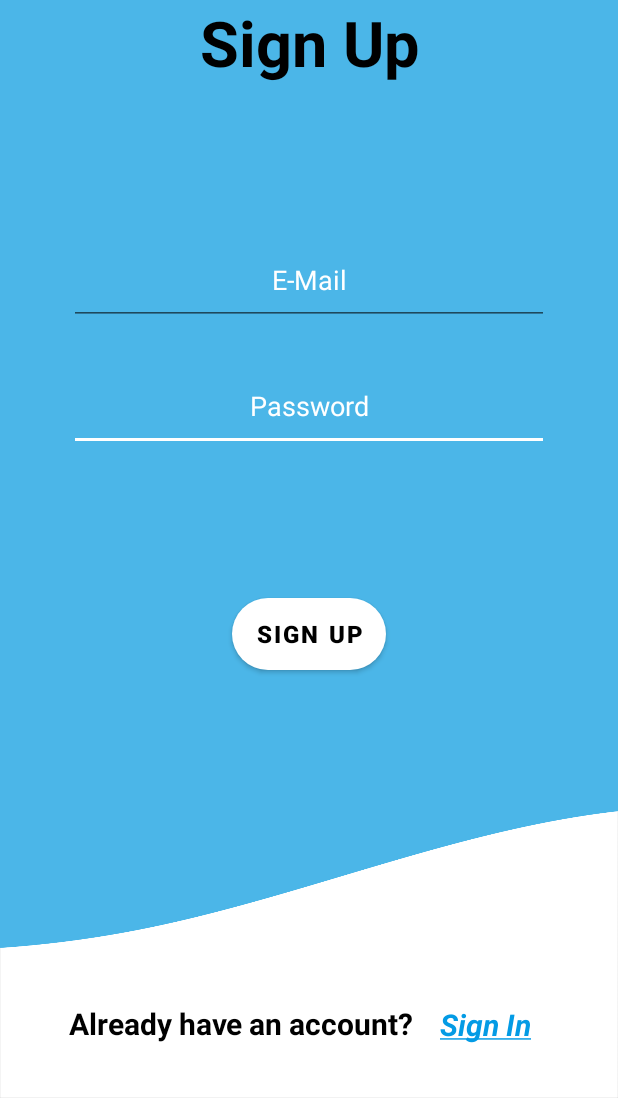
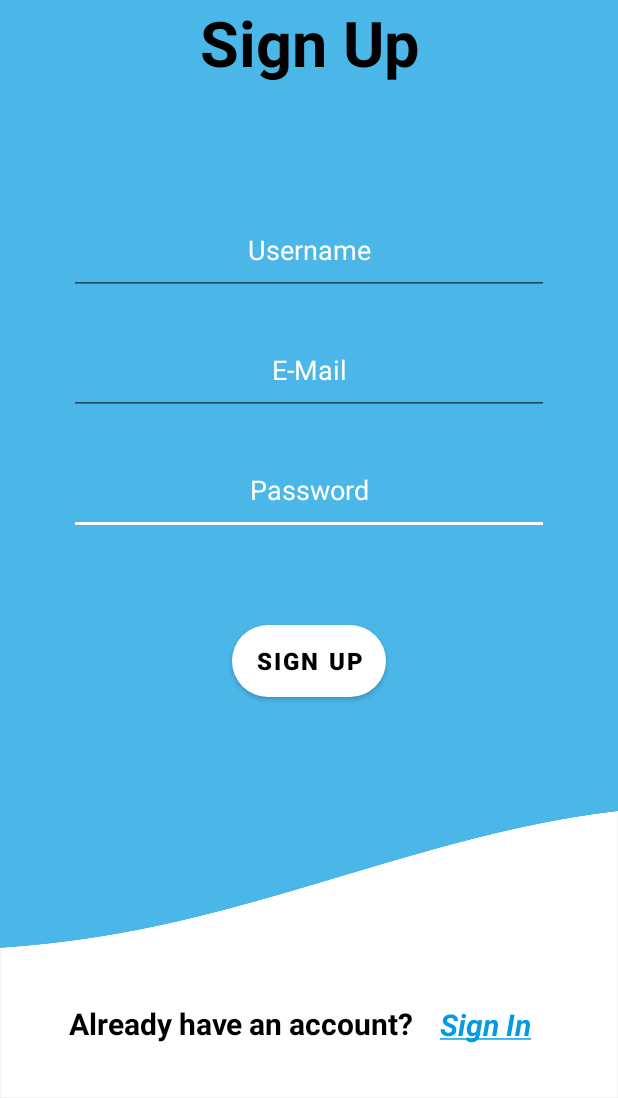
Before and after one commit to angelodias01/Quiz, an Android app: the quiz_signup screen opened directly, with no data from a screen before it, on a phone screen of 412 x 824 dp, the part 138-1236 px from its top. Run offline under Robolectric (Android 15) with nearby library versions, the phone set to English and light mode, and no system bars.

Commit message:
update on layouts

```diff
--- a/app/src/main/res/layout/activity_quiz_signup.xml
+++ b/app/src/main/res/layout/activity_quiz_signup.xml
@@ -17,10 +17,10 @@
         app:srcCompat="@drawable/quizlogo_01" />
 
     <EditText
-        android:id="@+id/editTextTextPassword2"
+        android:id="@+id/textBoxPassword"
         android:layout_width="320dp"
         android:layout_height="60dp"
-        android:layout_marginTop="24dp"
+        android:layout_marginTop="20dp"
         android:autofillHints=""
         android:ems="10"
         android:hint="@string/password"
@@ -28,16 +28,16 @@
         android:textAlignment="center"
         android:textColor="@color/white"
         android:textColorHint="@color/white"
-        app:layout_constraintEnd_toEndOf="@+id/editTextTextEmailAddress2"
-        app:layout_constraintStart_toStartOf="@+id/editTextTextEmailAddress2"
-        app:layout_constraintTop_toBottomOf="@+id/editTextTextEmailAddress2"
+        app:layout_constraintEnd_toEndOf="@+id/textBoxEmail"
+        app:layout_constraintStart_toStartOf="@+id/textBoxEmail"
+        app:layout_constraintTop_toBottomOf="@+id/textBoxEmail"
         tools:ignore="LabelFor,TextContrastCheck" />
 
     <EditText
-        android:id="@+id/editTextTextEmailAddress2"
+        android:id="@+id/textBoxEmail"
         android:layout_width="320dp"
         android:layout_height="60dp"
-        android:layout_marginTop="100dp"
+        android:layout_marginTop="20dp"
         android:autofillHints=""
         android:ems="10"
         android:hint="@string/e_mail"
@@ -45,8 +45,26 @@
         android:textAlignment="center"
         android:textColor="@color/white"
         android:textColorHint="@color/white"
+        app:layout_constraintEnd_toEndOf="@+id/textBoxUsername"
+        app:layout_constraintHorizontal_bias="0.502"
+        app:layout_constraintStart_toStartOf="@+id/textBoxUsername"
+        app:layout_constraintTop_toBottomOf="@+id/textBoxUsername"
+        tools:ignore="LabelFor,TextContrastCheck" />
+
+    <EditText
+        android:id="@+id/textBoxUsername"
+        android:layout_width="320dp"
+        android:layout_height="60dp"
+        android:layout_marginTop="80dp"
+        android:autofillHints=""
+        android:ems="10"
+        android:hint="@string/username"
+        android:inputType="textEmailAddress"
+        android:textAlignment="center"
+        android:textColor="@color/white"
+        android:textColorHint="@color/white"
         app:layout_constraintEnd_toEndOf="@+id/textView9"
-        app:layout_constraintHorizontal_bias="0.505"
+        app:layout_constraintHorizontal_bias="0.502"
         app:layout_constraintStart_toStartOf="@+id/textView9"
         app:layout_constraintTop_toBottomOf="@+id/textView9"
         tools:ignore="LabelFor,TextContrastCheck" />
@@ -55,15 +73,15 @@
         android:id="@+id/button2"
         android:layout_width="wrap_content"
         android:layout_height="wrap_content"
-        android:layout_marginTop="98dp"
+        android:layout_marginTop="60dp"
         android:background="@drawable/button_sign_in"
         android:text="@string/sign_up_btn"
         android:textColor="@color/black"
         android:textSize="16sp"
         android:textStyle="bold"
-        app:layout_constraintEnd_toEndOf="@+id/editTextTextPassword2"
-        app:layout_constraintStart_toStartOf="@+id/editTextTextPassword2"
-        app:layout_constraintTop_toBottomOf="@+id/editTextTextPassword2"
+        app:layout_constraintEnd_toEndOf="@+id/textBoxPassword"
+        app:layout_constraintStart_toStartOf="@+id/textBoxPassword"
+        app:layout_constraintTop_toBottomOf="@+id/textBoxPassword"
         tools:ignore="DuplicateSpeakableTextCheck,TextContrastCheck" />
 
     <TextView
--- a/app/src/main/res/values/strings.xml
+++ b/app/src/main/res/values/strings.xml
@@ -14,4 +14,5 @@
     <string name="sign_up">Sign Up</string>
     <string name="password">Password</string>
     <string name="forgot_password"><u>Forgot Password</u></string>
+    <string name="username">Username</string>
 </resources>
```
Also changed, not shown: app/src/main/res/layout/activity_sign_up_quiz.xml (added, +29 -0 lines).
